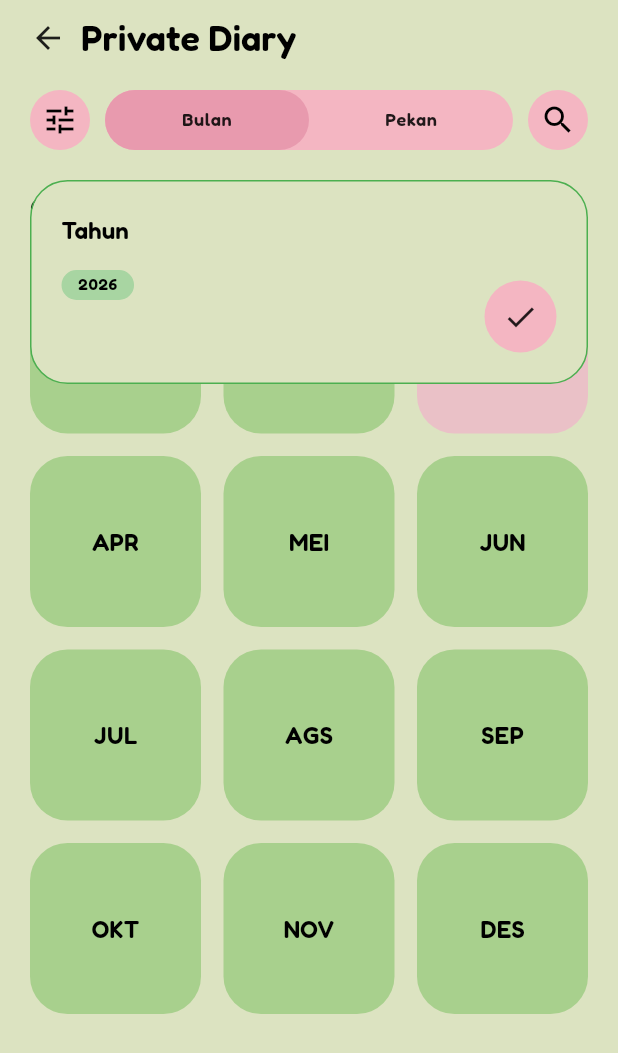
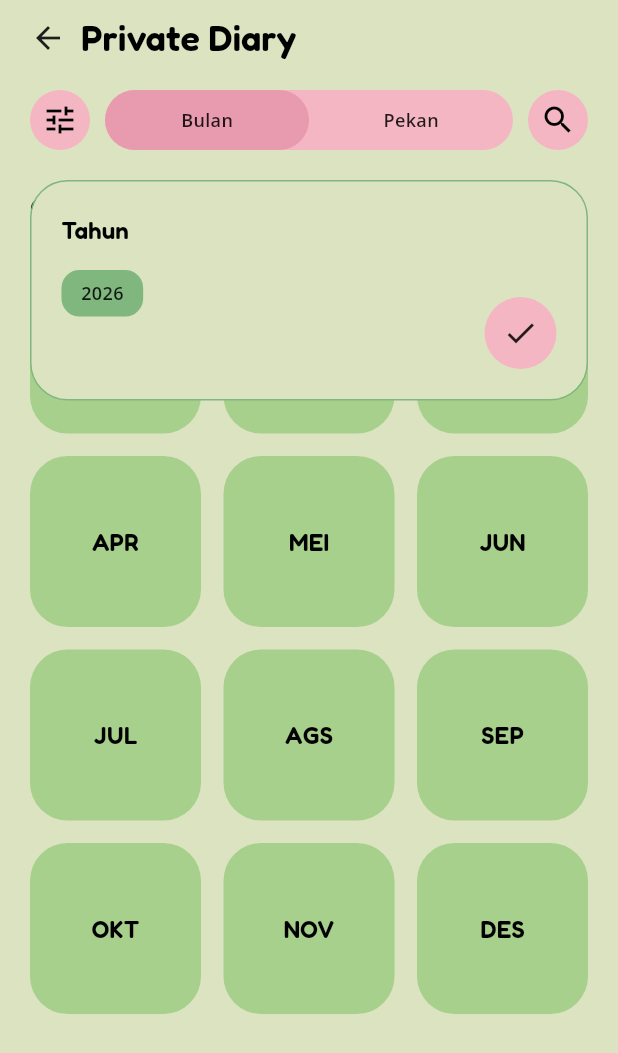
Before and after one commit to MariaSavira/Moodly-PBL-SMT-4, a Flutter app: the MonthPage screen opened directly, after a tap on the "tune" icon, on a phone screen of 412 x 824 dp. Shown: the top 1053 px of the screen. Run offline on Flutter 3.47's test engine with Material 3 defaults, Android fonts, the phone set to English and light mode, and no system bars; our stand-ins replace firebase_core, flutter_svg, google_fonts, image_cropper, image_picker; missing offline and left inert: flutter_quill; accounts and stored records are empty.

Commit message:
perbaikan page input diary

```diff
--- a/moodly/lib/pages/private_diary/month_page.dart
+++ b/moodly/lib/pages/private_diary/month_page.dart
@@ -15,7 +15,9 @@ class MonthPage extends StatefulWidget {
 
 class _MonthPageState extends State<MonthPage> {
   bool isMonthMode = true;
-  int selectedIndex = 2;
+
+  /// 🔥 TIDAK ADA YANG TERPILIH DI AWAL
+  int selectedIndex = -1;
 
   int selectedYear = DateTime.now().year;
   bool showYearFilter = false;
@@ -35,11 +37,17 @@ class _MonthPageState extends State<MonthPage> {
     "DES",
   ];
 
-  /// ================= GENERATE YEAR =================
+  @override
+  void initState() {
+    super.initState();
+
+    /// 🔥 PAKSA KOSONG SAAT AWAL
+    selectedIndex = -1;
+  }
+
   List<int> getYears() {
     final currentYear = DateTime.now().year;
     const startYear = 2026;
-
     return List.generate(currentYear - startYear + 1, (i) => startYear + i);
   }
 
@@ -127,7 +135,10 @@ class _MonthPageState extends State<MonthPage> {
       itemBuilder: (_, i) {
         return MonthItem(
           label: months[i],
-          isSelected: selectedIndex == i,
+
+          /// 🔥 INI KUNCI UTAMA
+          isSelected: selectedIndex >= 0 && selectedIndex == i,
+
           onTap: () {
             setState(() => selectedIndex = i);
 
@@ -218,12 +229,7 @@ class _MonthPageState extends State<MonthPage> {
                       : Colors.transparent,
                   borderRadius: BorderRadius.circular(30),
                 ),
-                child: Center(
-                  child: Text(
-                    "Bulan",
-                    style: Theme.of(context).textTheme.bodySmall,
-                  ),
-                ),
+                child: const Center(child: Text("Bulan")),
               ),
             ),
           ),
@@ -237,12 +243,7 @@ class _MonthPageState extends State<MonthPage> {
                       : Colors.transparent,
                   borderRadius: BorderRadius.circular(30),
                 ),
-                child: Center(
-                  child: Text(
-                    "Pekan",
-                    style: Theme.of(context).textTheme.bodySmall,
-                  ),
-                ),
+                child: const Center(child: Text("Pekan")),
               ),
             ),
           ),
@@ -254,18 +255,16 @@ class _MonthPageState extends State<MonthPage> {
   /// ================= FILTER BUTTON =================
   Widget _filterButton() {
     return GestureDetector(
-      onTap: () {
-        setState(() => showYearFilter = true);
-      },
-      child: CircleAvatar(
+      onTap: () => setState(() => showYearFilter = true),
+      child: const CircleAvatar(
         radius: 20,
-        backgroundColor: const Color(0xFFF4B6C2),
-        child: const Icon(Icons.tune, color: Colors.black),
+        backgroundColor: Color(0xFFF4B6C2),
+        child: Icon(Icons.tune, color: Colors.black),
       ),
     );
   }
 
-  /// ================= FILTER UI (FIXED) =================
+  /// ================= FILTER UI =================
   Widget _yearFilter() {
     final years = getYears();
 
@@ -278,7 +277,7 @@ class _MonthPageState extends State<MonthPage> {
         decoration: BoxDecoration(
           color: const Color(0xFFDCE3C1),
           borderRadius: BorderRadius.circular(25),
-          border: Border.all(color: Colors.green),
+          border: Border.all(color: const Color(0xFF7FB77E)),
         ),
         child: Stack(
           children: [
@@ -290,38 +289,28 @@ class _MonthPageState extends State<MonthPage> {
                 const SizedBox(height: 15),
 
                 Wrap(
-                  alignment: WrapAlignment.start,
                   spacing: 8,
                   runSpacing: 8,
                   children: years.map((year) {
                     final isSelected = year == selectedYear;
 
                     return GestureDetector(
-                      onTap: () {
-                        setState(() => selectedYear = year);
-                      },
+                      onTap: () => setState(() => selectedYear = year),
                       child: Container(
                         padding: const EdgeInsets.symmetric(
-                          horizontal: 10,
-                          vertical: 2,
+                          horizontal: 12,
+                          vertical: 6,
                         ),
-                        constraints: const BoxConstraints(minHeight: 20),
                         decoration: BoxDecoration(
                           color: isSelected
-                              ? const Color(0xFFA8D5A2)
+                              ? const Color(0xFF7FB77E)
                               : Colors.transparent,
                           borderRadius: BorderRadius.circular(12),
-                          border: Border.all(color: const Color(0xFFA8D5A2)),
+                          border: Border.all(color: const Color(0xFF7FB77E)),
                         ),
                         child: Text(
                           "$year",
-                          style: Theme.of(context).textTheme.bodySmall
-                              ?.copyWith(
-                                fontSize: 11,
-                                height: 1,
-                                fontWeight: FontWeight.w600,
-                                color: Colors.black,
-                              ),
+                          style: const TextStyle(fontWeight: FontWeight.w600),
                         ),
                       ),
                     );
@@ -332,14 +321,11 @@ class _MonthPageState extends State<MonthPage> {
               ],
             ),
 
-            /// checklist (TIDAK DIUBAH)
             Positioned(
               bottom: 0,
               right: 0,
               child: GestureDetector(
-                onTap: () {
-                  setState(() => showYearFilter = false);
-                },
+                onTap: () => setState(() => showYearFilter = false),
                 child: Container(
                   padding: const EdgeInsets.all(12),
                   decoration: const BoxDecoration(
--- a/moodly/pubspec.yaml
+++ b/moodly/pubspec.yaml
@@ -12,8 +12,10 @@ dependencies:
   flutter_svg: ^2.2.4
   flutter:
     sdk: flutter
-  image_picker: ^1.0.4
+  image_picker: ^1.0.7
+  image_cropper: ^8.0.2
   flutter_quill: ^11.5.0
+  permission_handler: ^11.3.0
 
 dev_dependencies:
   flutter_test:
```
Also changed, not shown: moodly/lib/pages/private_diary/add_diary_page.dart (+76 -88 lines), moodly/pubspec.lock, 3 other files.
